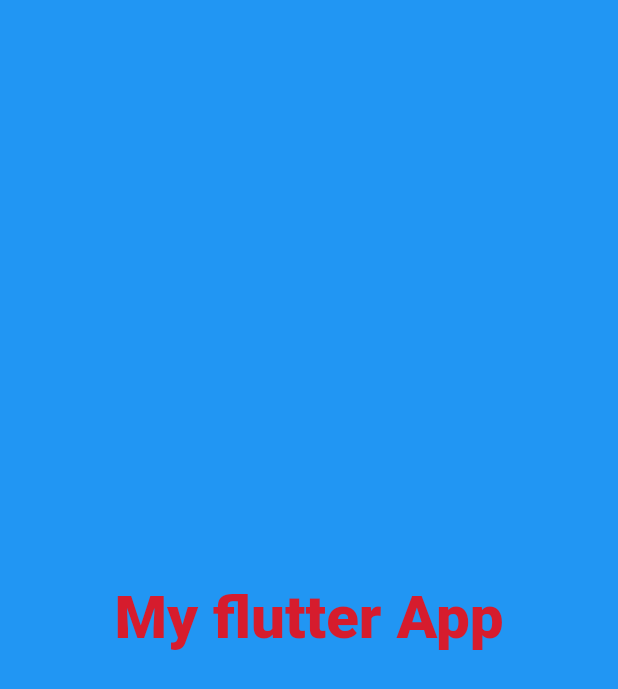
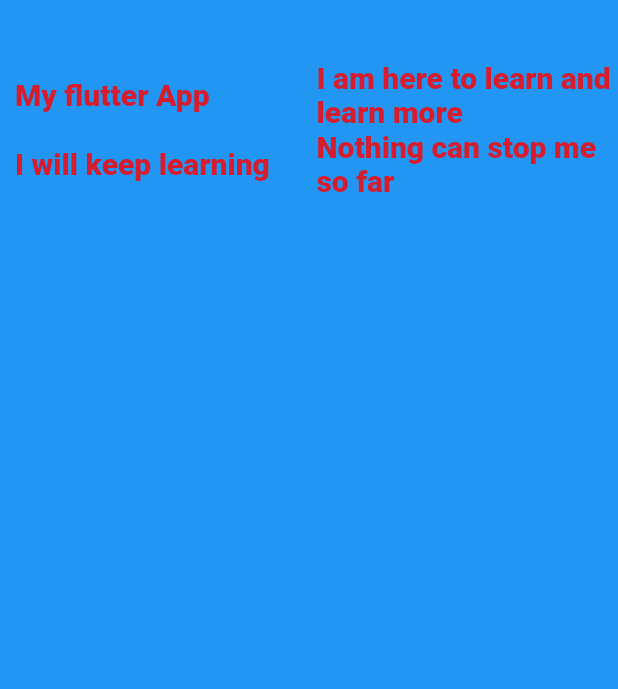
Before and after one commit to Ayodeji97/flutter-app-walkthrough, a Flutter app: the screen it shows after launch, on a phone screen of 412 x 824 dp. Shown: the top 689 px of the screen. Run offline on Flutter 3.47's test engine with Material 2 defaults, Android fonts, the phone set to English and light mode, and no system bars; Roboto replaces fonts that are missing (Schyler).

Commit message:
implemented rows and column

```diff
--- a/lib/app_screens/home.dart
+++ b/lib/app_screens/home.dart
@@ -1,26 +1,71 @@
+import 'package:flutter/material.dart';
 
-import 'package:flutter/material.dart';
 class Home extends StatelessWidget {
   @override
   Widget build(BuildContext context) {
     return Center(
-      child:   Container(
+        child: Container(
             alignment: Alignment.center,
             color: Colors.blue,
+            padding : EdgeInsets.only(left: 10.0, top: 40.0),
             // width: 100.0,
             // height: 100.0,
             //margin: EdgeInsets.only(left: 15.0, top: 30.0),
+            child: Column(
+              children: [
+                Row(
+                  children: <Widget>[
+                    Expanded(
                       child: Text(
                         "My flutter App",
                         textDirection: TextDirection.ltr,
                         style: TextStyle(
                             decoration: TextDecoration.none,
-            fontSize: 40.0,
-            fontFamily: 'Schyler'
-
+                            fontSize: 20.0,
+                            fontFamily: 'Schyler'),
                       ),
                     ),
+                    Expanded(
+                      child: Text(
+                        "I am here to learn and learn more",
+                        textDirection: TextDirection.ltr,
+                        style: TextStyle(
+                            decoration: TextDecoration.none,
+                            fontSize: 20.0,
+                            fontFamily: 'Schyler'),
+                      ),
                     )
-    );
+                  ],
+                ),
+
+                Row(
+                  children: <Widget>[
+                    Expanded(
+                      child: Text(
+                        "I will keep learning",
+                        textDirection: TextDirection.ltr,
+                        style: TextStyle(
+                            decoration: TextDecoration.none,
+                            fontSize: 20.0,
+                            fontFamily: 'Schyler'),
+                      ),
+                    ),
+                    Expanded(
+                      child: Text(
+                        "Nothing can stop me so far",
+                        textDirection: TextDirection.ltr,
+                        style: TextStyle(
+                            decoration: TextDecoration.none,
+                            fontSize: 20.0,
+                            fontFamily: 'Schyler'),
+                      ),
+                    )
+                  ],
+                )
+
+
+
+              ],
+            )));
   }
 }
```
Lines whose indentation alone changed are shown as unchanged.
